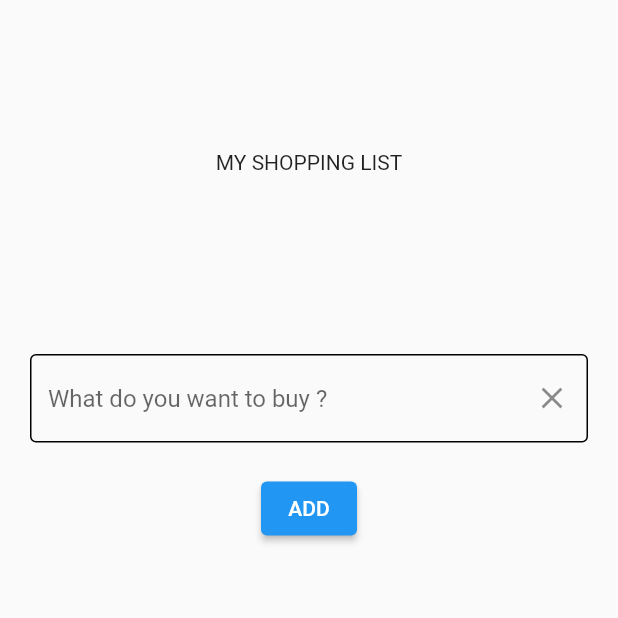
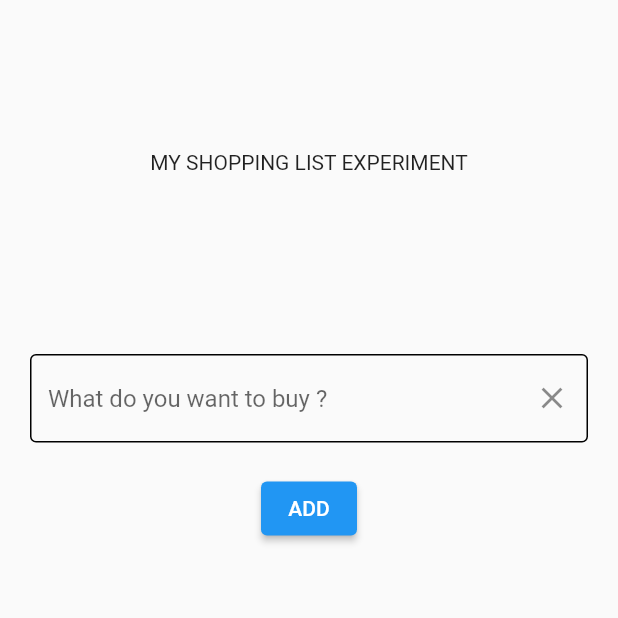
Before and after one commit to Jheezzy/experimental, a Flutter app: the screen it shows after launch, on a phone screen of 412 x 824 dp, the top half of it. Run offline on Flutter 3.47's test engine with Material 2 defaults, Android fonts, the phone set to English and light mode, and no system bars.

Commit message:
second dart file added

```diff
--- a/lib/shopping.dart
+++ b/lib/shopping.dart
@@ -23,7 +23,7 @@ class _ShoppingState extends State<Shopping> {
       children: [
         Container(
           margin: EdgeInsets.symmetric(vertical: 100, horizontal: 50),
-          child: Text('MY SHOPPING LIST'),
+          child: Text('MY SHOPPING LIST EXPERIMENT'),
         ),
         ...myList.map((item) => Text(item)),
         Padding(
```
Also changed, not shown: lib/second.dart (added, +11 -0 lines).
